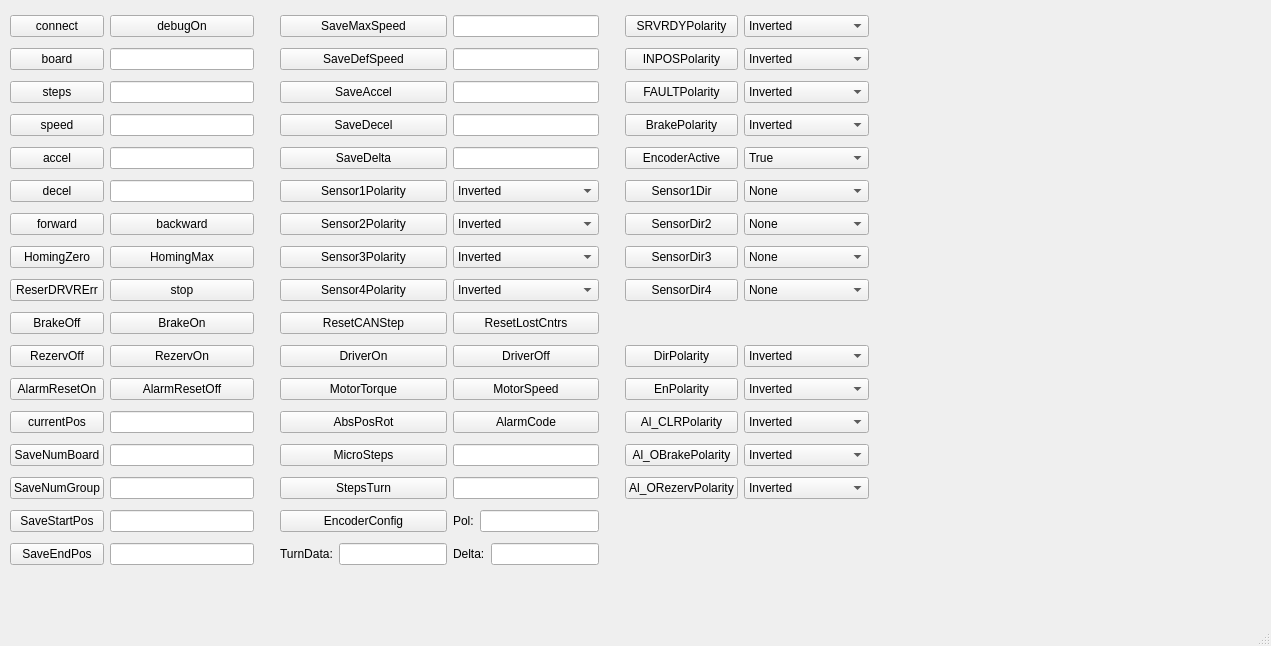
Old version of the form ui/mainwindow.ui in the repository NameInit/canstep-api.
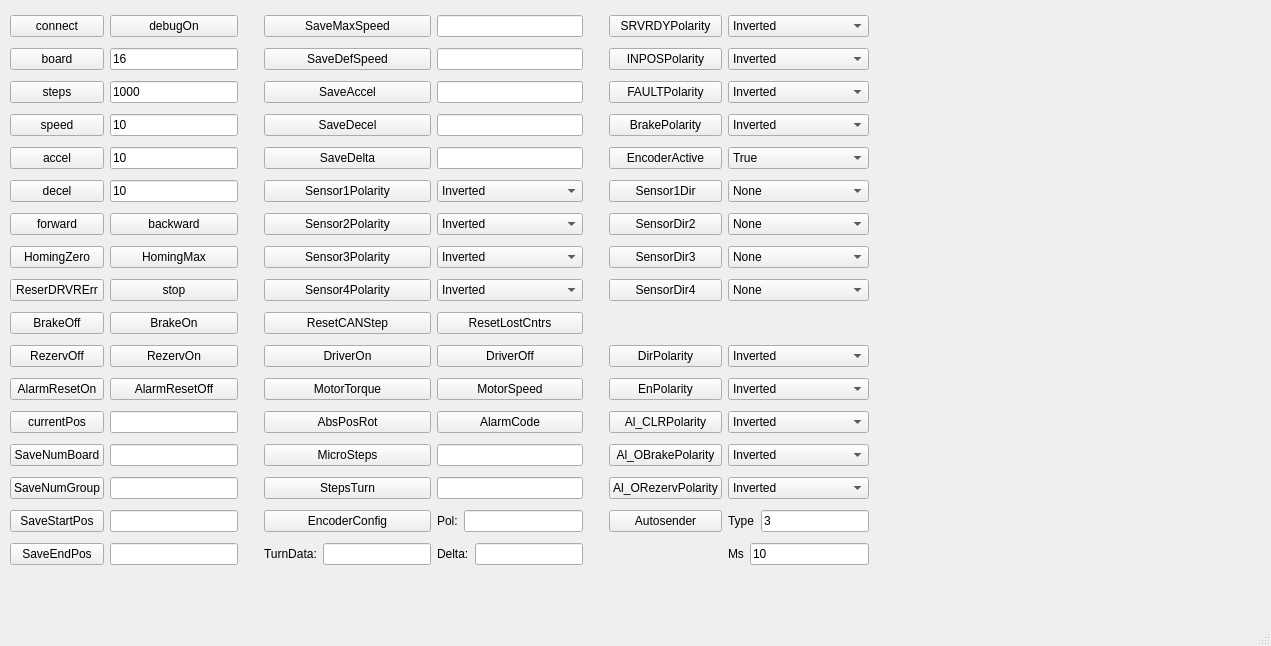
New version of the form.

```diff
--- a/ui/mainwindow.ui
+++ b/ui/mainwindow.ui
@@ -65,7 +65,11 @@
       </widget>
      </item>
      <item row="2" column="1">
-      <widget class="QLineEdit" name="lineEditSteps"/>
+      <widget class="QLineEdit" name="lineEditSteps">
+       <property name="text">
+        <string>1000</string>
+       </property>
+      </widget>
      </item>
      <item row="12" column="6">
       <widget class="QPushButton" name="pushButtonAl_CLRPolarity">
@@ -427,10 +431,18 @@
       </widget>
      </item>
      <item row="3" column="1">
-      <widget class="QLineEdit" name="lineEditSpeed"/>
+      <widget class="QLineEdit" name="lineEditSpeed">
+       <property name="text">
+        <string>10</string>
+       </property>
+      </widget>
      </item>
      <item row="1" column="1">
-      <widget class="QLineEdit" name="lineEditBoard"/>
+      <widget class="QLineEdit" name="lineEditBoard">
+       <property name="text">
+        <string>16</string>
+       </property>
+      </widget>
      </item>
      <item row="13" column="0">
       <widget class="QPushButton" name="pushButtonSaveNumBoard">
@@ -440,7 +452,11 @@
       </widget>
      </item>
      <item row="4" column="1">
-      <widget class="QLineEdit" name="lineEditAccel"/>
+      <widget class="QLineEdit" name="lineEditAccel">
+       <property name="text">
+        <string>10</string>
+       </property>
+      </widget>
      </item>
      <item row="16" column="1">
       <widget class="QLineEdit" name="lineEditSaveEndPos"/>
@@ -675,7 +691,11 @@
       </widget>
      </item>
      <item row="5" column="1">
-      <widget class="QLineEdit" name="lineEditDecel"/>
+      <widget class="QLineEdit" name="lineEditDecel">
+       <property name="text">
+        <string>10</string>
+       </property>
+      </widget>
      </item>
      <item row="12" column="0">
       <widget class="QPushButton" name="pushButtoncurrentPos">
@@ -895,6 +915,49 @@
        </property>
       </widget>
      </item>
+     <item row="15" column="6">
+      <widget class="QPushButton" name="pushButtonAutosender">
+       <property name="text">
+        <string>Autosender</string>
+       </property>
+      </widget>
+     </item>
+     <item row="15" column="7">
+      <layout class="QHBoxLayout" name="horizontalLayoutAutosenderType">
+       <item>
+        <widget class="QLabel" name="labelAutosenderType">
+         <property name="text">
+          <string>Type</string>
+         </property>
+        </widget>
+       </item>
+       <item>
+        <widget class="QLineEdit" name="lineEditAutosenderType">
+         <property name="text">
+          <string>3</string>
+         </property>
+        </widget>
+       </item>
+      </layout>
+     </item>
+     <item row="16" column="7">
+      <layout class="QHBoxLayout" name="horizontalLayoutAutosenderMs">
+       <item>
+        <widget class="QLabel" name="labelAutosenderMs">
+         <property name="text">
+          <string>Ms</string>
+         </property>
+        </widget>
+       </item>
+       <item>
+        <widget class="QLineEdit" name="lineEditAutosenderMs">
+         <property name="text">
+          <string>10</string>
+         </property>
+        </widget>
+       </item>
+      </layout>
+     </item>
     </layout>
    </widget>
   </widget>
```
